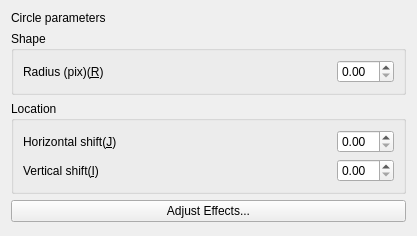
Qt form ui/uiWidgetMaskCircle.ui (ManifoldsHu/FourDExplorer) before a commit.
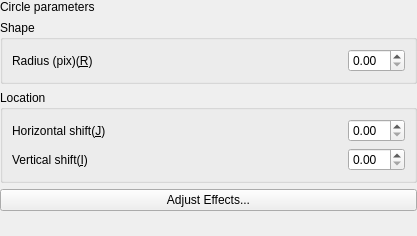
The same form after that commit.

```diff
--- a/ui/uiWidgetMaskCircle.ui
+++ b/ui/uiWidgetMaskCircle.ui
@@ -14,6 +14,18 @@
    <string>Form</string>
   </property>
   <layout class="QVBoxLayout" name="verticalLayout_3">
+   <property name="leftMargin">
+    <number>0</number>
+   </property>
+   <property name="topMargin">
+    <number>0</number>
+   </property>
+   <property name="rightMargin">
+    <number>0</number>
+   </property>
+   <property name="bottomMargin">
+    <number>0</number>
+   </property>
    <item>
     <widget class="QLabel" name="label_circle_parameter">
      <property name="text">
```
